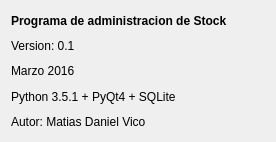
The window that GUI/acercade.ui (matyvico/StockSimple) describes before a commit, drawn with Qt 5.
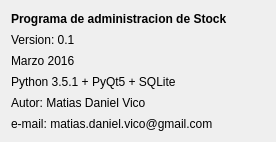
The same window after the commit.

What changed in the file:
```diff
--- a/GUI/acercade.ui
+++ b/GUI/acercade.ui
@@ -61,7 +61,7 @@
    <item>
     <widget class="QLabel" name="label_4">
      <property name="text">
-      <string>Python 3.5.1 + PyQt4 + SQLite</string>
+      <string>Python 3.5.1 + PyQt5 + SQLite</string>
      </property>
     </widget>
    </item>
@@ -72,6 +72,13 @@
      </property>
     </widget>
    </item>
+   <item>
+    <widget class="QLabel" name="label_6">
+     <property name="text">
+      <string>e-mail: matias.daniel.vico@gmail.com</string>
+     </property>
+    </widget>
+   </item>
   </layout>
  </widget>
  <resources/>
```
